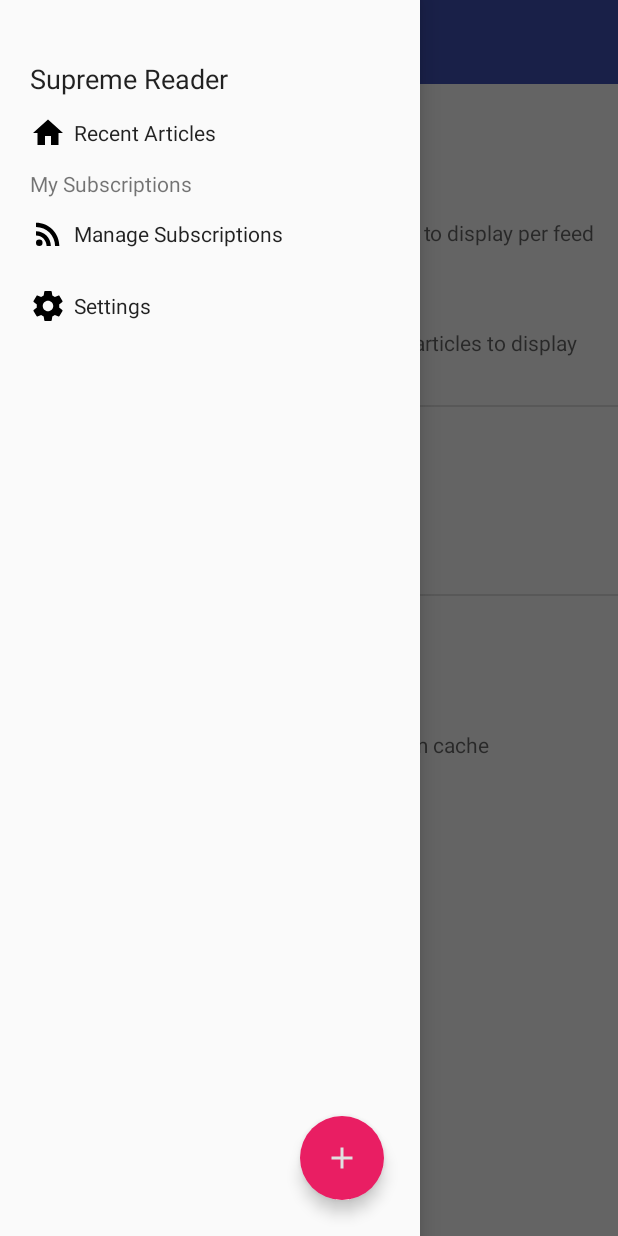
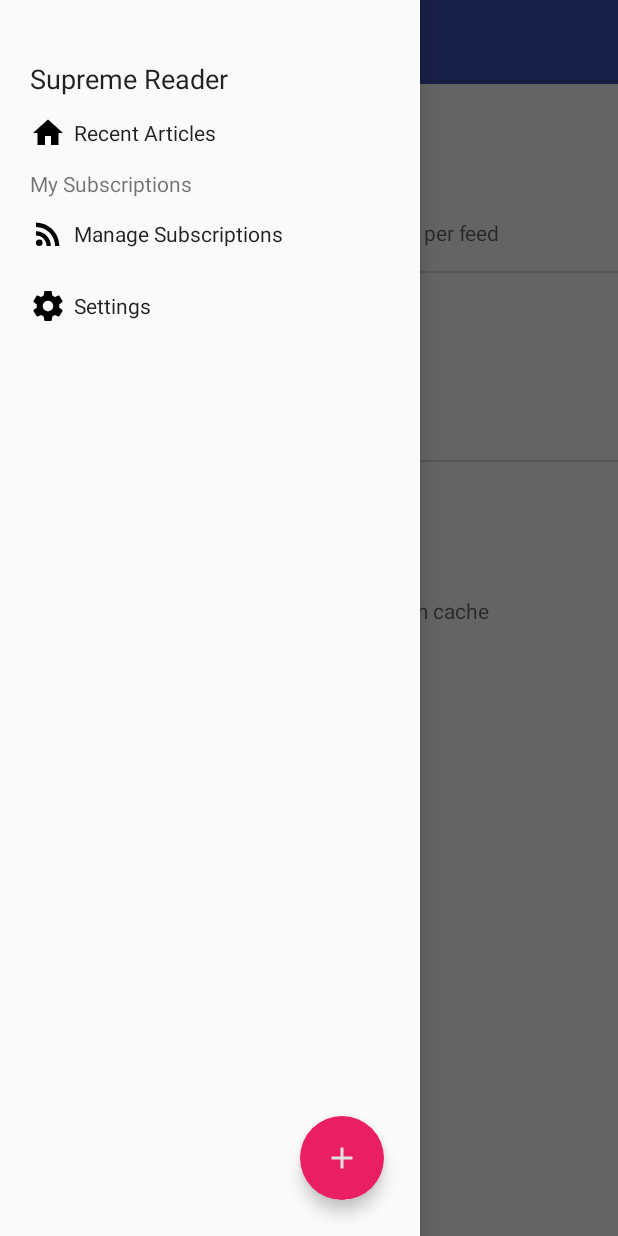
Before and after one commit to haakonleg/android-rss-reader, an Android app: the fragment SettingsFragment placed in its activity, with the side drawer open, on a phone screen of 412 x 824 dp. Run offline under Robolectric (Android 15) with nearby library versions, the phone set to English and light mode, and no system bars; our stand-ins replace Room's generated code, androidx.preference.

Commit message:
Improved code

```diff
--- a/app/src/main/java/hakkon/android_rss_reader/HomeActivity.java
+++ b/app/src/main/java/hakkon/android_rss_reader/HomeActivity.java
@@ -8,8 +8,7 @@ import android.os.Handler;
 import android.preference.PreferenceManager;
 import android.support.design.widget.FloatingActionButton;
 import android.support.v4.app.Fragment;
-import android.support.v4.app.FragmentManager;
-import android.support.v4.view.GravityCompat;
+import android.support.v4.app.FragmentTransaction;
 import android.support.v4.widget.DrawerLayout;
 import android.support.v7.app.ActionBar;
 import android.support.v7.app.AppCompatActivity;
@@ -17,8 +16,11 @@ import android.os.Bundle;
 import android.support.v7.widget.RecyclerView;
 import android.support.v7.widget.Toolbar;
 import android.view.MenuItem;
+import android.view.View;
+import android.widget.ProgressBar;
 
 import java.util.ArrayList;
+import java.util.ListIterator;
 
 import hakkon.android_rss_reader.database.Feed;
 import hakkon.android_rss_reader.tasks.DeleteFeed;
@@ -28,11 +30,12 @@ import hakkon.android_rss_reader.tasks.UpdateFeed;
 import hakkon.android_rss_reader.util.Messages;
 import hakkon.android_rss_reader.util.NetworkState;
 
-public class HomeActivity extends AppCompatActivity implements FragmentManager.OnBackStackChangedListener {
-    private DrawerLayout drawerLayout;
+public class HomeActivity extends AppCompatActivity {
+    public DrawerLayout drawerLayout;
     private RecyclerView feedsList;
-    public NavRecyclerAdapter navAdapter;
+    private NavRecyclerAdapter navAdapter;
     private FloatingActionButton addFeedBtn;
+    private ProgressBar syncProgress;
     private Handler mHandler;
 
     @Override
@@ -49,17 +52,18 @@ public class HomeActivity extends AppCompatActivity implements FragmentManager.O
         super.onCreate(savedInstanceState);
         setContentView(R.layout.activity_home);
 
+        // Find elements
+        Toolbar toolbar = findViewById(R.id.toolbar);
+        this.drawerLayout = findViewById(R.id.home_drawer_layout);
+        this.feedsList = findViewById(R.id.nav_feeds_list);
+        this.addFeedBtn = findViewById(R.id.nav_add_feed_btn);
+        this.syncProgress = findViewById(R.id.sync_progressbar);
+
         // Set up actionbar
-        Toolbar toolbar = findViewById(R.id.toolbar);
         setSupportActionBar(toolbar);
         ActionBar actionBar = getSupportActionBar();
         actionBar.setDisplayHomeAsUpEnabled(true);
         actionBar.setHomeAsUpIndicator(R.drawable.ic_menu_24dp);
-
-        // Find elements
-        this.drawerLayout = findViewById(R.id.home_drawer_layout);
-        this.feedsList = findViewById(R.id.nav_feeds_list);
-        this.addFeedBtn = findViewById(R.id.nav_add_feed_btn);
 
         // Set up nav feed list
         this.navAdapter = new NavRecyclerAdapter(this, new NavListener());
@@ -68,11 +72,9 @@ public class HomeActivity extends AppCompatActivity implements FragmentManager.O
         // Add feed click listener
         this.addFeedBtn.setOnClickListener((v) -> this.showAddFeedPopup());
 
-        // Set fragment manager listener
-        getSupportFragmentManager().addOnBackStackChangedListener(this);
-
         // Do initializations
         initHome();
+
         this.mHandler = new Handler();
     }
 
@@ -84,37 +86,55 @@ public class HomeActivity extends AppCompatActivity implements FragmentManager.O
             if (this.navAdapter.hasFeed(url))
                 Messages.showError(this, "You have already added this feed", null);
             else
-                updateFeed(url, true);
+                addFeed(url);
         });
         fragment.show(getSupportFragmentManager(), "AddFeedDialog");
     }
 
     private void initHome() {
-        // Add stored feeds to drawer list
+        // Get stored feeds
         GetFeeds getFeeds = new GetFeeds(this, (error, feeds) -> {
+            this.navAdapter.setFeeds(feeds);
 
-            boolean hasNetwork = NetworkState.hasNetwork(this);
             ArrayList<String> feedUrls = new ArrayList<>();
-
-            for (Feed feed : feeds) {
-                this.navAdapter.addFeed(feed);
+            for (Feed feed : feeds)
                 feedUrls.add(feed.getOriginLink());
 
-                // Update feed if we have an internet connection
-                if (hasNetwork)
-                    updateFeed(feed.getOriginLink(), false);
-            }
-
-            // Display new feed entries (home screen)
+            // Display new feed entries (home screen), only if it doesn't already exist
             if (getSupportFragmentManager().findFragmentByTag("HomeFragment") == null) {
                 ViewFeedFragment fragment = ViewFeedFragment.newInstance("Recent Articles", feedUrls);
-                getSupportFragmentManager().beginTransaction().replace(R.id.content_layout, fragment, "HomeFragment").commit();
+                FragmentTransaction ft = getSupportFragmentManager().beginTransaction().replace(R.id.content_layout, fragment, "HomeFragment");
+
+                // Update all feeds if we have an internet connection
+                if (NetworkState.hasNetwork(this)) {
+                    this.syncProgress.setVisibility(View.VISIBLE);
+                    syncFeeds(feedUrls, () -> {
+                        ft.commit();
+                        this.syncProgress.setVisibility(View.GONE);
+                    });
+                } else {
+                    ft.commit();
+                }
             }
         });
         ThreadPool.getInstance().execute(getFeeds);
     }
 
-    private void updateFeed(String url, boolean addToDrawer) {
+    private void syncFeeds(ArrayList<String> feedUrls, Runnable runAfter) {
+        for(ListIterator<String> iter = feedUrls.listIterator(); iter.hasNext();) {
+            int index = iter.nextIndex();
+            String feedUrl = iter.next();
+
+            FeedParser parser = new FeedParser(this, feedUrl, (error, result) -> {
+                if (index == feedUrls.size() - 1)
+                    runAfter.run();
+            });
+            ThreadPool.getInstance().execute(parser);
+        }
+    }
+
+    private void addFeed(String url) {
+        this.syncProgress.setVisibility(View.VISIBLE);
         FeedParser parser = new FeedParser(this, url, (error, result) -> {
             if (error == FeedParser.PARSER_ERROR_DOWNLOAD) {
                 Messages.showError(this, "There was an error downloading this feed: " + url, null);
@@ -122,9 +142,8 @@ public class HomeActivity extends AppCompatActivity implements FragmentManager.O
                 Messages.showError(this, "This does not seem to be a valid feed: " + url, null);
             } else if (error == FeedParser.PARSER_ERROR_PARSE_ERROR) {
                 Messages.showError(this, "There was an error parsing this feed: " + url, null);
-            } else if (addToDrawer) {
-                this.navAdapter.addFeed(result.feed);
             }
+            this.navAdapter.addFeed(result.feed);
         });
         ThreadPool.getInstance().execute(parser);
     }
@@ -198,38 +217,4 @@ public class HomeActivity extends AppCompatActivity implements FragmentManager.O
             }
         }
     }
-
-    @Override
-    public void onBackStackChanged() {
-        // Get current fragment name
-        FragmentManager fm = getSupportFragmentManager();
-        int cnt = fm.getBackStackEntryCount();
-
-        // Show back button
-        if (cnt > 0 && (fm.getBackStackEntryAt(cnt-1).getName().equals("ViewArticle") ||
-                fm.getBackStackEntryAt(cnt-1).getName().equals("Settings"))) {
-            getSupportActionBar().setHomeAsUpIndicator(R.drawable.ic_arrow_back_24dp);
-            drawerLayout.setDrawerLockMode(DrawerLayout.LOCK_MODE_LOCKED_CLOSED);
-        } else {
-            getSupportActionBar().setHomeAsUpIndicator(R.drawable.ic_menu_24dp);
-            drawerLayout.setDrawerLockMode(DrawerLayout.LOCK_MODE_UNLOCKED);
-        }
-    }
-
-    @Override
-    public boolean onOptionsItemSelected(MenuItem item) {
-        if (item.getItemId() == android.R.id.home) {
-            FragmentManager fm = getSupportFragmentManager();
-            int cnt = fm.getBackStackEntryCount();
-
-            // Back button
-            if (cnt > 0 && (fm.getBackStackEntryAt(cnt - 1).getName().equals("ViewArticle") ||
-                    fm.getBackStackEntryAt(cnt - 1).getName().equals("Settings")))
-                fm.popBackStack();
-            // Drawer button
-            else
-                this.drawerLayout.openDrawer(GravityCompat.START);
-        }
-        return false;
-    }
 }
--- a/app/src/main/java/hakkon/android_rss_reader/NavRecyclerAdapter.java
+++ b/app/src/main/java/hakkon/android_rss_reader/NavRecyclerAdapter.java
@@ -34,6 +34,11 @@ public class NavRecyclerAdapter extends RecyclerView.Adapter<RecyclerView.ViewHo
         this.activity = activity;
         this.items = new ArrayList<>();
         this.listener = listener;
+    }
+
+    public void setFeeds(List<Feed> feeds) {
+        this.items = feeds;
+        this.notifyDataSetChanged();
     }
 
     public void addFeed(Feed item) {
--- a/app/src/main/java/hakkon/android_rss_reader/SettingsFragment.java
+++ b/app/src/main/java/hakkon/android_rss_reader/SettingsFragment.java
@@ -1,9 +1,11 @@
 package hakkon.android_rss_reader;
 
 import android.os.Bundle;
+import android.support.v4.widget.DrawerLayout;
 import android.support.v7.preference.ListPreference;
 import android.support.v7.preference.Preference;
 import android.support.v7.preference.PreferenceFragmentCompat;
+import android.view.MenuItem;
 
 import hakkon.android_rss_reader.tasks.ClearCache;
 import hakkon.android_rss_reader.util.Messages;
@@ -15,9 +17,8 @@ import hakkon.android_rss_reader.util.Messages;
 public class SettingsFragment extends PreferenceFragmentCompat {
     @Override
     public void onCreatePreferences(Bundle savedInstanceState, String rootKey) {
+        setHasOptionsMenu(true);
         setPreferencesFromResource(R.xml.preferences, rootKey);
-
-        ((HomeActivity)getActivity()).getSupportActionBar().setTitle("Settings");
 
         Preference clearCache = findPreference("clear_cache");
         clearCache.setOnPreferenceClickListener((preference) -> {
@@ -36,5 +37,20 @@ public class SettingsFragment extends PreferenceFragmentCompat {
         });
     }
 
+    @Override
+    public void onResume() {
+        super.onResume();
 
+        HomeActivity homeActivity = ((HomeActivity)getActivity());
+        homeActivity.getSupportActionBar().setTitle("Settings");
+        homeActivity.getSupportActionBar().setHomeAsUpIndicator(R.drawable.ic_arrow_back_24dp);
+        homeActivity.drawerLayout.setDrawerLockMode(DrawerLayout.LOCK_MODE_LOCKED_CLOSED);
+    }
+
+    @Override
+    public boolean onOptionsItemSelected(MenuItem item) {
+        if (item.getItemId() == android.R.id.home)
+            getFragmentManager().popBackStack();
+        return super.onOptionsItemSelected(item);
+    }
 }
--- a/app/src/main/java/hakkon/android_rss_reader/ThreadPool.java
+++ b/app/src/main/java/hakkon/android_rss_reader/ThreadPool.java
@@ -44,6 +44,9 @@ public class ThreadPool {
     public void execute(BaseTask task) {
         this.threadPool.execute(task);
     }
+    public void execute(Runnable task) {
+        this.threadPool.execute(task);
+    }
 
     public void stopAll() {
         BaseTask[] tasks = new BaseTask[this.workQueue.size()];
--- a/app/src/main/java/hakkon/android_rss_reader/ViewFeedFragment.java
+++ b/app/src/main/java/hakkon/android_rss_reader/ViewFeedFragment.java
@@ -4,23 +4,24 @@ import android.os.Bundle;
 import android.support.annotation.NonNull;
 import android.support.annotation.Nullable;
 import android.support.v4.app.Fragment;
+import android.support.v4.widget.DrawerLayout;
 import android.support.v4.widget.SwipeRefreshLayout;
 import android.support.v7.widget.RecyclerView;
+import android.view.Gravity;
 import android.view.LayoutInflater;
 import android.view.Menu;
 import android.view.MenuInflater;
+import android.view.MenuItem;
 import android.view.View;
 import android.view.ViewGroup;
 import android.view.animation.Animation;
 import android.view.animation.AnimationUtils;
 import android.widget.ImageView;
-import android.widget.ProgressBar;
 
 import java.util.ArrayList;
 import java.util.List;
 import java.util.ListIterator;
 
-import hakkon.android_rss_reader.database.Feed;
 import hakkon.android_rss_reader.database.FeedItem;
 import hakkon.android_rss_reader.tasks.FeedParser;
 import hakkon.android_rss_reader.tasks.GetItems;
@@ -33,15 +34,12 @@ import hakkon.android_rss_reader.util.NetworkState;
 public class ViewFeedFragment extends Fragment {
     private SwipeRefreshLayout refreshLayout;
     private RecyclerView feedList;
-    private ProgressBar progressBar;
+    private ImageView refreshBtn;
+    private Animation refreshAnim;
+    private FeedListAdapter adapter;
 
     private String title;
     private ArrayList<String> feedUrls;
-
-    private FeedListAdapter adapter;
-
-    private ImageView refreshBtn;
-    private Animation refreshAnim;
 
     public ViewFeedFragment() {
         // Required empty public constructor
@@ -101,7 +99,6 @@ public class ViewFeedFragment extends Fragment {
 
         // Find elements
         this.refreshLayout = view.findViewById(R.id.feed_refresh_layout);
-        this.progressBar = view.findViewById(R.id.feed_progressbar);
         this.feedList = view.findViewById(R.id.feed_recycler_list);
 
         // Set up recyclerview
@@ -115,13 +112,22 @@ public class ViewFeedFragment extends Fragment {
     public void onResume() {
         super.onResume();
 
+        HomeActivity homeActivity = ((HomeActivity)getActivity());
+        homeActivity.getSupportActionBar().setTitle(this.title);
+        homeActivity.getSupportActionBar().setHomeAsUpIndicator(R.drawable.ic_menu_24dp);
+        homeActivity.drawerLayout.setDrawerLockMode(DrawerLayout.LOCK_MODE_UNLOCKED);
+
         // Get articles from cache
-        ((HomeActivity)getActivity()).getSupportActionBar().setTitle(this.title);
-        GetItems fetchTask = new GetItems(getActivity(), this.feedUrls, (error, items) -> {
-            this.adapter.setItems(items);
-            this.progressBar.setVisibility(View.GONE);
-        });
+        GetItems fetchTask = new GetItems(getActivity(), this.feedUrls,
+                (error, items) -> this.adapter.setItems(items));
         ThreadPool.getInstance().execute(fetchTask);
+    }
+
+    @Override
+    public boolean onOptionsItemSelected(MenuItem item) {
+        if (item.getItemId() == android.R.id.home)
+            ((HomeActivity)getActivity()).drawerLayout.openDrawer(Gravity.START);
+        return super.onOptionsItemSelected(item);
     }
 
     @Override
@@ -164,7 +170,7 @@ public class ViewFeedFragment extends Fragment {
             int index = iter.nextIndex();
             String feedUrl = iter.next();
 
-            FeedParser updateTask = new FeedParser(getActivity(), feedUrl, (error1, result) -> {
+            FeedParser updateTask = new FeedParser(getActivity(), feedUrl, (error, result) -> {
                 updatedItems.addAll(result.items);
 
                 // Run when all feeds are updated
--- a/app/src/main/java/hakkon/android_rss_reader/tasks/GetItems.java
+++ b/app/src/main/java/hakkon/android_rss_reader/tasks/GetItems.java
@@ -30,7 +30,7 @@ public class GetItems extends BaseTask<List<FeedItem>> {
         SharedPreferences prefs = PreferenceManager.getDefaultSharedPreferences(callingActivity);
 
         // Max items to show
-        int limit = Integer.parseInt(prefs.getString("max_recent_articles",
+        int limit = Integer.parseInt(prefs.getString("max_articles",
                 callingActivity.getString(R.string.pref_max_articles_default)));
 
         List<FeedItem> items = db.feedItemDAO().getItems(this.feedUrls, limit);
--- a/app/src/main/res/layout/activity_home.xml
+++ b/app/src/main/res/layout/activity_home.xml
@@ -8,10 +8,9 @@
     android:fitsSystemWindows="true"
     tools:context="hakkon.android_rss_reader.HomeActivity">
 
-    <LinearLayout
+    <RelativeLayout
         android:layout_width="match_parent"
-        android:layout_height="match_parent"
-        android:orientation="vertical">
+        android:layout_height="match_parent">
 
         <android.support.v7.widget.Toolbar
             android:id="@+id/toolbar"
@@ -21,12 +20,23 @@
             android:paddingEnd="15dp"
             android:theme="?toolbarTheme"/>
 
+        <ProgressBar
+            android:id="@+id/sync_progressbar"
+            style="?android:attr/progressBarStyle"
+            android:layout_width="wrap_content"
+            android:layout_height="wrap_content"
+            android:layout_centerHorizontal="true"
+            android:layout_centerVertical="true"
+            android:elevation="2dp"
+            android:visibility="gone"/>
+
         <FrameLayout
             android:id="@+id/content_layout"
             android:layout_width="match_parent"
-            android:layout_height="match_parent"/>
+            android:layout_height="match_parent"
+            android:layout_below="@id/toolbar"/>
 
-    </LinearLayout>
+    </RelativeLayout>
 
     <android.support.design.widget.NavigationView
         android:id="@+id/navigation_view"
@@ -41,7 +51,7 @@
             android:layout_height="match_parent"
             android:layout_marginTop="20dp"
             android:padding="20dp"
-            app:layoutManager="LinearLayoutManager"
+            app:layoutManager="android.support.v7.widget.LinearLayoutManager"
             tools:listitem="@layout/nav_item_view" />
 
         <android.support.design.widget.FloatingActionButton
--- a/app/src/main/res/values/strings.xml
+++ b/app/src/main/res/values/strings.xml
@@ -23,17 +23,14 @@
 
     <string name="pref_feeds">Feeds</string>
     <string name="pref_max_articles_title">Number of Articles</string>
-    <string name="pref_max_articles_summary">Select the max number of articles to display per feed</string>
+    <string name="pref_max_articles_summary">Select the max number of articles per feed</string>
     <string-array name="pref_max_articles_entries">
         <item>25</item>
         <item>50</item>
         <item>75</item>
         <item>100</item>
     </string-array>
-    <string name="pref_max_articles_default">25</string>
-    <string name="pref_max_recent_articles_title">Number of Recent Articles</string>
-    <string name="pref_max_recent_articles_summary">Select the max number of recent articles to display on the home screen</string>
-    <string name="pref_max_recent_articles_default">50</string>
+    <string name="pref_max_articles_default">100</string>
     <string name="pref_misc">Misc</string>
     <string name="pref_clear_cache_title">Clear Cache</string>
     <string name="pref_clear_cache_summary">Delete all images and articles from cache</string>
--- a/app/src/main/res/xml/preferences.xml
+++ b/app/src/main/res/xml/preferences.xml
@@ -10,14 +10,6 @@
             android:entries="@array/pref_max_articles_entries"
             android:entryValues="@array/pref_max_articles_entries"
             android:defaultValue="@string/pref_max_articles_default" />
-
-        <ListPreference
-            android:key="max_recent_articles"
-            android:title="@string/pref_max_recent_articles_title"
-            android:summary="@string/pref_max_recent_articles_summary"
-            android:entries="@array/pref_max_articles_entries"
-            android:entryValues="@array/pref_max_articles_entries"
-            android:defaultValue="@string/pref_max_recent_articles_default" />
 
     </PreferenceCategory>
 
```
Also changed, not shown: app/src/main/java/hakkon/android_rss_reader/ViewArticleFragment.java (+19 -1 lines), app/src/main/res/layout/fragment_view_feed.xml (+1 -8 lines).
